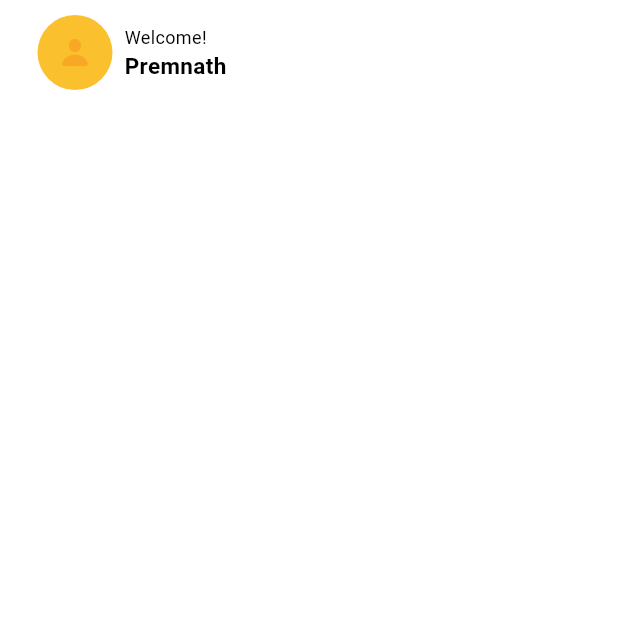
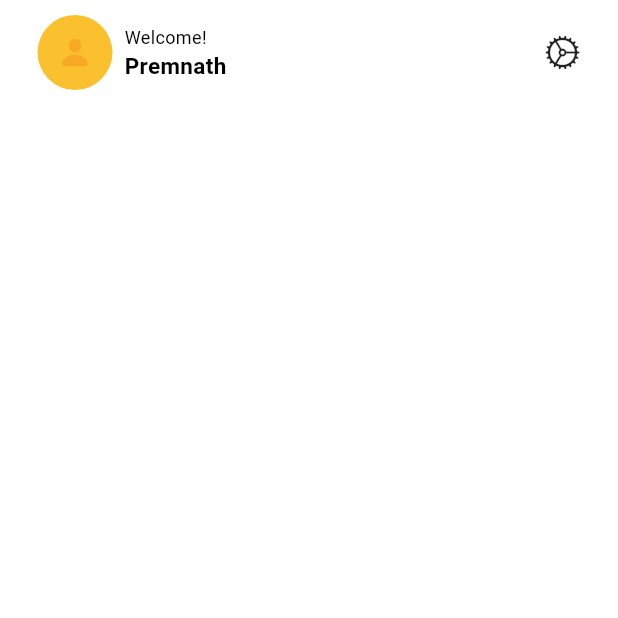
Before and after one commit to premnaththirumalaisamy/expenses_tracker, a Flutter app: the screen it shows after launch, on a phone screen of 412 x 824 dp, the top half of it. Run offline on Flutter 3.47's test engine with Material 3 defaults, Android fonts, the phone set to English and light mode, and no system bars.

Commit message:
Added settings

```diff
--- a/lib/screens/home/views/main_screen.dart
+++ b/lib/screens/home/views/main_screen.dart
@@ -10,6 +10,9 @@ class MainScreen extends StatelessWidget {
       child: Padding(
         padding: const EdgeInsets.symmetric(horizontal: 25.0,vertical: 10.0),
         child: Column(
+          children: [
+            Row(
+              mainAxisAlignment: MainAxisAlignment.spaceBetween,
               children: [
                 Row(
                   children: [
@@ -51,6 +54,9 @@ class MainScreen extends StatelessWidget {
                         ],
                       ),
                   ],
+                ),
+                Icon(CupertinoIcons.settings)
+              ],
             )
           ],
         ),
```
Lines whose indentation alone changed are shown as unchanged.
